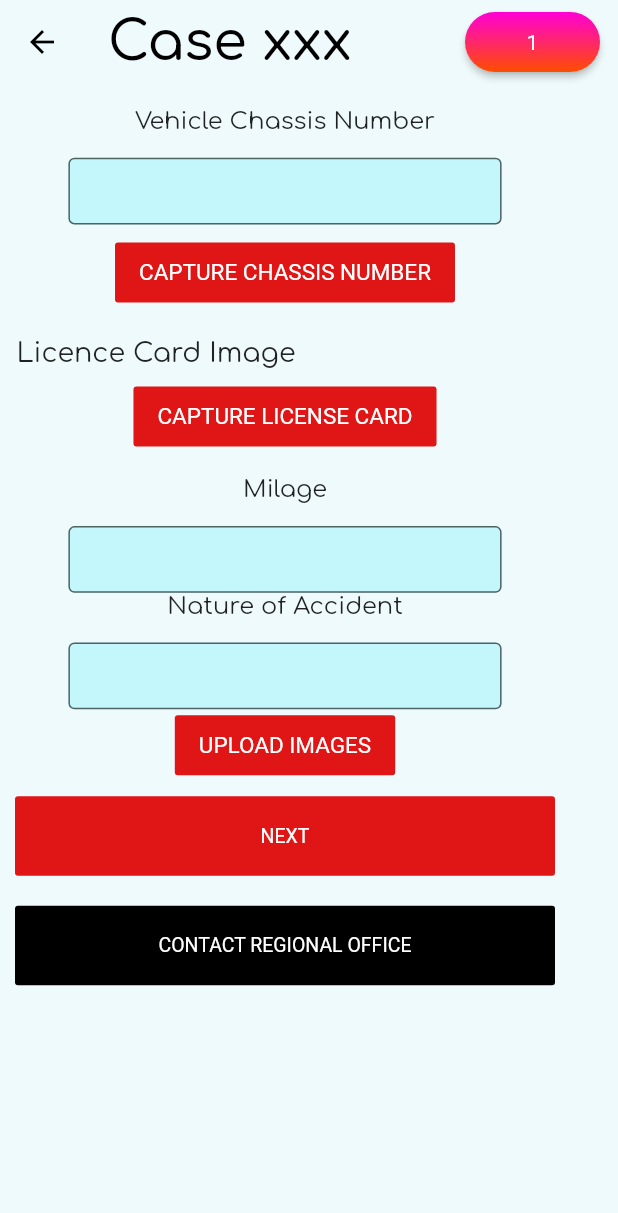
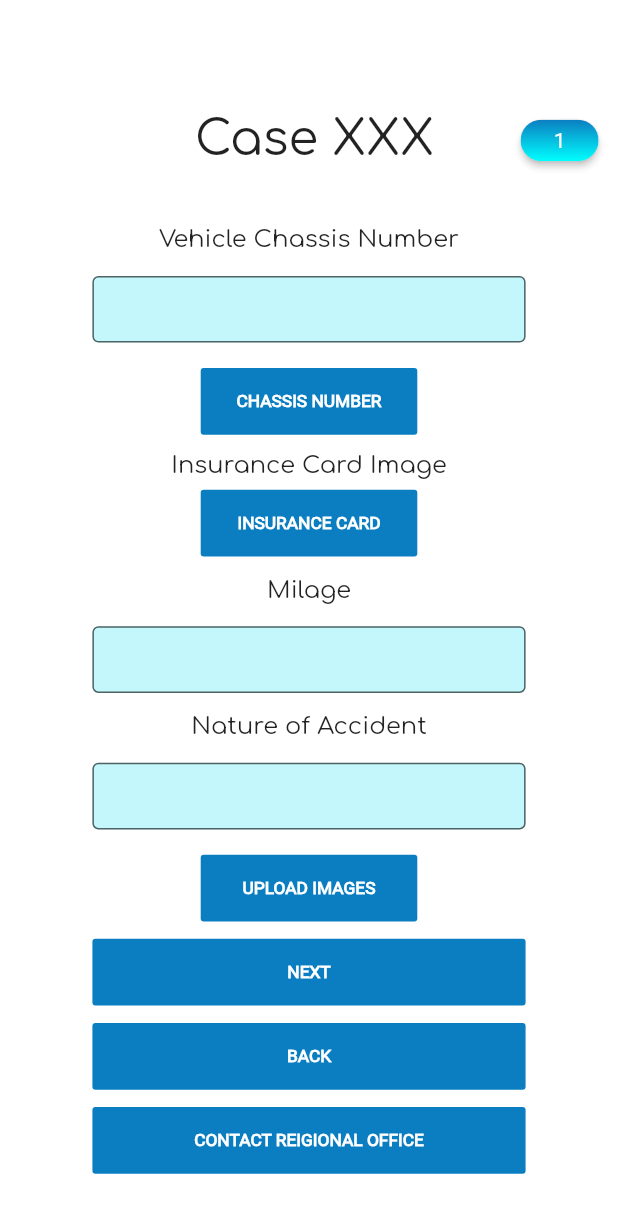
Before and after one commit to kravshan/AgentApp, a Flutter app: the Accept3 screen opened by its route, on a phone screen of 412 x 824 dp. Shown: the top 1213 px of the screen. Run offline on Flutter 3.47's test engine with Material 2 defaults, Android fonts, the phone set to English and light mode, and no system bars; our stand-ins replace flutter_screenutil, flutter_svg, image_picker; Roboto replaces fonts that are missing (Robot).

Commit message:
Insurance Agent App

```diff
--- a/lib/pages/accept_3.dart
+++ b/lib/pages/accept_3.dart
@@ -1,6 +1,8 @@
 import 'package:flutter/material.dart';
 import 'package:insurance_app/services/input_box.dart';
 import 'package:image_picker/image_picker.dart';
+import 'package:flutter_screenutil/flutter_screenutil.dart';
+import 'package:insurance_app/services/topic_and_button.dart';
 
 class Accept3 extends StatefulWidget {
   const Accept3({Key? key}) : super(key: key);
@@ -17,139 +19,129 @@ class _Accept3State extends State<Accept3> {
   @override
   Widget build(BuildContext context) {
     return Scaffold(
-      backgroundColor: const Color.fromARGB(255, 239, 250, 252),
-      appBar: AppBar(
-        backgroundColor: const Color.fromARGB(255, 239, 250, 252),
-        elevation: 0.0,
-        foregroundColor: Colors.black,
-        title: const Text('Case xxx',
-          style: TextStyle(
-            fontSize: 36.0,
-            fontFamily: 'Comfortaa',
-          ),
-        ),
-        actions: [
-          Padding(
-            padding: const EdgeInsets.fromLTRB(0.0, 8.0, 12.0, 8.0),
-            child: RaisedButton(
-              onPressed: (){
-                Navigator.pushNamed(context, '/notification_1');
-              },
-              padding: const EdgeInsets.all(0),
-              shape: RoundedRectangleBorder(borderRadius: BorderRadius.circular(30.0)),
-              child: Ink(
-                width: 90,
-                decoration: BoxDecoration(
-                    gradient: const LinearGradient(
-                        begin: Alignment.topCenter,
-                        end: Alignment.bottomCenter,
-                        colors: [Color.fromARGB(255, 255, 0, 214), Color.fromARGB(255, 255, 77, 0)]
-                    ),
-                    borderRadius: BorderRadius.circular(30.0)
-                ),
-                child: Container(
-                  constraints: const BoxConstraints(minWidth: 50.0, minHeight: 31.0),
-                  alignment: Alignment.center,
-                  child: const Text('1',
-                    style: TextStyle(color: Colors.white),
-                  ),
-                ),
-              ),
-            ),
-          )
-        ],
-      ),
+      backgroundColor: Colors.white,
+
       body: SingleChildScrollView(
         child: Column(
           children: [
-            const SizedBox(height: 16.0,),
+            SizedBox(height: 85.h),
+            TopicAndButton(text: 'Case XXX'),
+            SizedBox(height: 44.h,),
             InputBox(text: 'Vehicle Chassis Number', isObs: false),
-            const SizedBox(height: 8.0,),
-            FlatButton(
+            SizedBox(height: 19.h,),
+            SizedBox(
+              height: 50.h,
+              width: 150.w,
+              child: FlatButton(
                 onPressed: (){
                   takePhoto(ImageSource.camera);
                 },
-              height: 40.0,
-              child: const Text('CAPTURE CHASSIS NUMBER',
+                child: Text('CHASSIS NUMBER',
                   style: TextStyle(
                       fontFamily: 'Robot',
-                    fontSize: 15.0,
+                      fontSize: 13.sp,
+                      fontWeight: FontWeight.w900,
                       color: Colors.white
                   ),),
-              color: const Color.fromARGB(255, 224, 22, 22),
+                color: const Color.fromARGB(255, 11, 126, 193),
               ),
-            const Padding(
-              padding: EdgeInsets.fromLTRB(0.0, 20.0, 172.0, 0.0),
-              child: Text('Licence Card Image',
+            ),
+            SizedBox(height: 13.h,),
+            Text('Insurance Card Image',
             style: TextStyle(
               fontFamily: 'Comfortaa',
-                fontSize: 18.0
+              fontSize: 18.sp
             ),),
-            ),
-            const SizedBox(height: 8.0,),
-            FlatButton(
+            SizedBox(height: 8.h,),
+            SizedBox(
+              height: 50.h,
+              width: 150.w,
+              child: FlatButton(
                 onPressed: (){
                   takePhoto(ImageSource.camera);
                 },
-              height: 40,
-              child: const Text('CAPTURE LICENSE CARD',
+                child: Text('INSURANCE CARD',
                   style: TextStyle(
                       fontFamily: 'Robot',
-                    fontSize: 15.0,
+                      fontSize: 13.sp,
+                      fontWeight: FontWeight.w900,
                       color: Colors.white
                   ),),
-              color: const Color.fromARGB(255, 224, 22, 22),
+                color: const Color.fromARGB(255, 11, 126, 193),
               ),
-            const SizedBox(height: 16.0,),
+            ),
+            SizedBox(height: 15.sp,),
             InputBox(text: 'Milage', isObs: false),
+            SizedBox(height: 15.sp,),
             InputBox(text: 'Nature of Accident', isObs: false),
-
-            FlatButton(
+            SizedBox(height: 19.sp,),
+            SizedBox(
+              height: 50.h,
+              width: 150.w,
+              child: FlatButton(
                 onPressed: (){
                 },
-              height: 40,
-              child: const Text('UPLOAD IMAGES',
+                child: Text('UPLOAD IMAGES',
                   style: TextStyle(
                       fontFamily: 'Robot',
-                    fontSize: 15.0,
+                      fontSize: 13.sp,
+                      fontWeight: FontWeight.w900,
                       color: Colors.white
                   ),),
-              color: const Color.fromARGB(255, 224, 22, 22),
+                color: const Color.fromARGB(255, 11, 126, 193),
               ),
-            Padding(
-              padding: const EdgeInsets.all(10.0),
+            ),
+            SizedBox(height: 13.h,),
+            SizedBox(
+              height: 50.h,
+              width: 300.w,
               child: FlatButton(
-                onPressed: (){
-
-                },
-                child: const Text('NEXT',
+                onPressed: (){},
+                child: Text('NEXT',
                   style: TextStyle(
-                      fontSize: 13.0,
+                      fontSize: 13.sp,
+                      fontWeight: FontWeight.w900,
                       fontFamily: 'Roboto',
                       color: Colors.white
                   ),),
-                color: const Color.fromARGB(255, 224, 22, 22),
-                height: 53.0,
-                minWidth: 360.0,
+                color: const Color.fromARGB(255, 11, 126, 193),
               ),
             ),
-            Padding(
-              padding: const EdgeInsets.all(10.0),
+            SizedBox(height: 13.h,),
+            SizedBox(
+              height: 50.h,
+              width: 300.w,
               child: FlatButton(
                 onPressed: (){
-
+                  Navigator.pop(context);
                 },
-                child: const Text('CONTACT REGIONAL OFFICE',
+                child: Text('BACK',
                   style: TextStyle(
-                      fontSize: 13.0,
+                      fontSize: 13.sp,
+                      fontWeight: FontWeight.w900,
                       fontFamily: 'Roboto',
                       color: Colors.white
                   ),),
-                color: Colors.black,
-                height: 53.0,
-                minWidth: 360.0,
+                color: const Color.fromARGB(255, 11, 126, 193),
               ),
             ),
+            SizedBox(height: 13.h,),
+            SizedBox(
+              height: 50.h,
+              width: 300.w,
+              child: FlatButton(
+                onPressed: (){},
+                child: Text('CONTACT REIGIONAL OFFICE',
+                  style: TextStyle(
+                      fontSize: 13.sp,
+                      fontWeight: FontWeight.w900,
+                      fontFamily: 'Roboto',
+                      color: Colors.white
+                  ),),
+                color: const Color.fromARGB(255, 11, 126, 193),
+              ),
+            )
+
           ],
         ),
       ),
```
Lines whose indentation alone changed are shown as unchanged.
